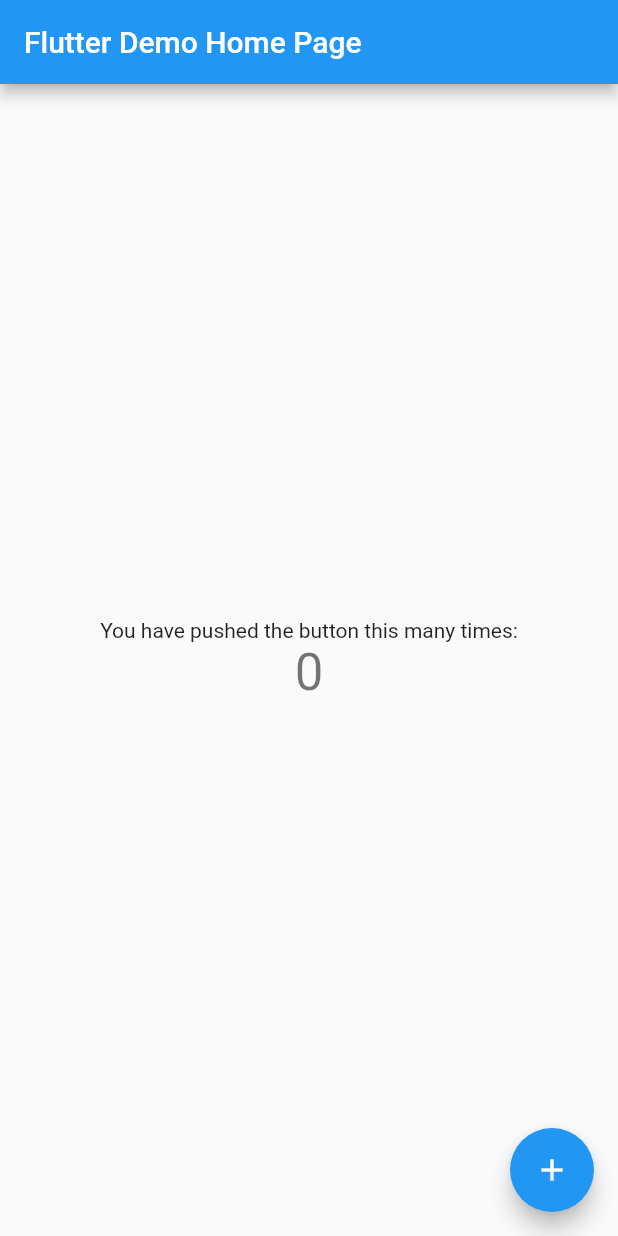
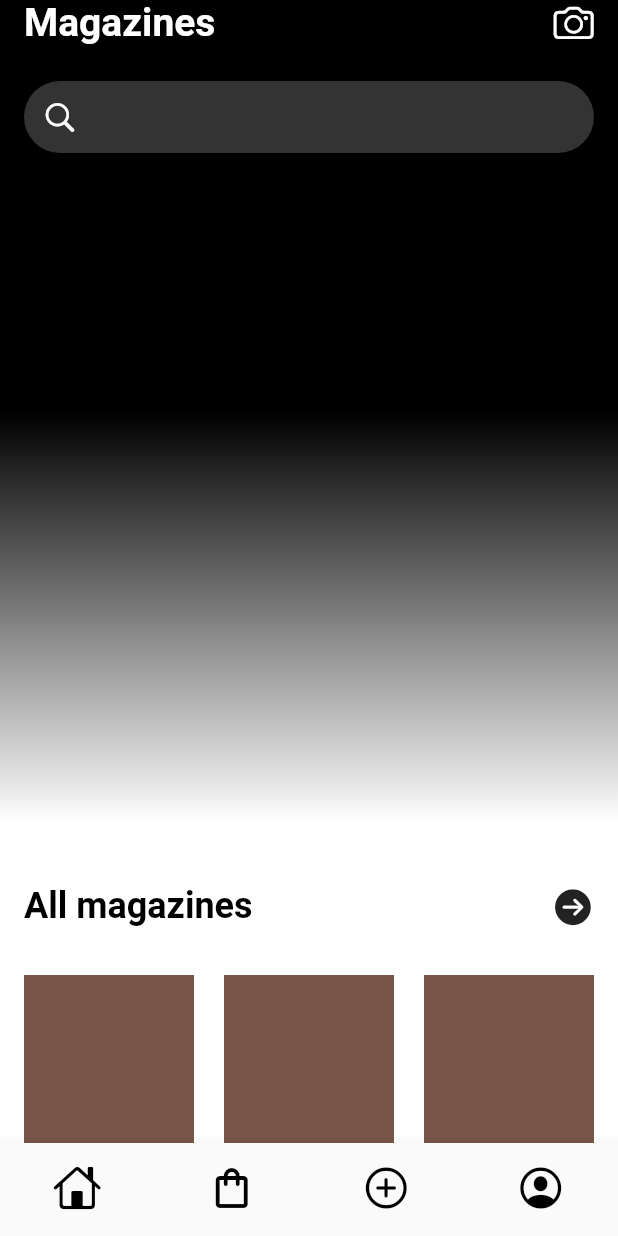
Before and after one commit to djamelrassem/flutter_magazine, a Flutter app: the screen it shows after launch, on a phone screen of 412 x 824 dp. Run offline on Flutter 3.47's test engine with Material 2 defaults, Android fonts, the phone set to English and light mode, and no system bars.

Commit message:
added bottom nav bar

```diff
--- a/lib/main.dart
+++ b/lib/main.dart
@@ -1,113 +1,11 @@
 import 'package:flutter/material.dart';
+import 'package:magazine/views/screens/home_page.dart';
 
 void main() {
-  runApp(MyApp());
+  runApp(
+    MaterialApp(
+      debugShowCheckedModeBanner: false,
+      home: HomePage(),
+    ),
+  );
 }
-
-class MyApp extends StatelessWidget {
-  // This widget is the root of your application.
-  @override
-  Widget build(BuildContext context) {
-    return MaterialApp(
-      title: 'Flutter Demo',
-      theme: ThemeData(
-        // This is the theme of your application.
-        //
-        // Try running your application with "flutter run". You'll see the
-        // application has a blue toolbar. Then, without quitting the app, try
-        // changing the primarySwatch below to Colors.green and then invoke
-        // "hot reload" (press "r" in the console where you ran "flutter run",
-        // or simply save your changes to "hot reload" in a Flutter IDE).
-        // Notice that the counter didn't reset back to zero; the application
-        // is not restarted.
-        primarySwatch: Colors.blue,
-      ),
-      home: MyHomePage(title: 'Flutter Demo Home Page'),
-    );
-  }
-}
-
-class MyHomePage extends StatefulWidget {
-  MyHomePage({Key? key, required this.title}) : super(key: key);
-
-  // This widget is the home page of your application. It is stateful, meaning
-  // that it has a State object (defined below) that contains fields that affect
-  // how it looks.
-
-  // This class is the configuration for the state. It holds the values (in this
-  // case the title) provided by the parent (in this case the App widget) and
-  // used by the build method of the State. Fields in a Widget subclass are
-  // always marked "final".
-
-  final String title;
-
-  @override
-  _MyHomePageState createState() => _MyHomePageState();
-}
-
-class _MyHomePageState extends State<MyHomePage> {
-  int _counter = 0;
-
-  void _incrementCounter() {
-    setState(() {
-      // This call to setState tells the Flutter framework that something has
-      // changed in this State, which causes it to rerun the build method below
-      // so that the display can reflect the updated values. If we changed
-      // _counter without calling setState(), then the build method would not be
-      // called again, and so nothing would appear to happen.
-      _counter++;
-    });
-  }
-
-  @override
-  Widget build(BuildContext context) {
-    // This method is rerun every time setState is called, for instance as done
-    // by the _incrementCounter method above.
-    //
-    // The Flutter framework has been optimized to make rerunning build methods
-    // fast, so that you can just rebuild anything that needs updating rather
-    // than having to individually change instances of widgets.
-    return Scaffold(
-      appBar: AppBar(
-        // Here we take the value from the MyHomePage object that was created by
-        // the App.build method, and use it to set our appbar title.
-        title: Text(widget.title),
-      ),
-      body: Center(
-        // Center is a layout widget. It takes a single child and positions it
-        // in the middle of the parent.
-        child: Column(
-          // Column is also a layout widget. It takes a list of children and
-          // arranges them vertically. By default, it sizes itself to fit its
-          // children horizontally, and tries to be as tall as its parent.
-          //
-          // Invoke "debug painting" (press "p" in the console, choose the
-          // "Toggle Debug Paint" action from the Flutter Inspector in Android
-          // Studio, or the "Toggle Debug Paint" command in Visual Studio Code)
-          // to see the wireframe for each widget.
-          //
-          // Column has various properties to control how it sizes itself and
-          // how it positions its children. Here we use mainAxisAlignment to
-          // center the children vertically; the main axis here is the vertical
-          // axis because Columns are vertical (the cross axis would be
-          // horizontal).
-          mainAxisAlignment: MainAxisAlignment.center,
-          children: <Widget>[
-            Text(
-              'You have pushed the button this many times:',
-            ),
-            Text(
-              '$_counter',
-              style: Theme.of(context).textTheme.headline4,
-            ),
-          ],
-        ),
-      ),
-      floatingActionButton: FloatingActionButton(
-        onPressed: _incrementCounter,
-        tooltip: 'Increment',
-        child: Icon(Icons.add),
-      ), // This trailing comma makes auto-formatting nicer for build methods.
-    );
-  }
-}
--- /dev/null
+++ b/lib/views/screens/home_page.dart
@@ -0,0 +1,172 @@
+import 'package:flutter/cupertino.dart';
+import 'package:flutter/material.dart';
+
+class HomePage extends StatelessWidget {
+  const HomePage({Key? key}) : super(key: key);
+
+  @override
+  Widget build(BuildContext context) {
+    return Container(
+      decoration: BoxDecoration(
+        gradient: LinearGradient(
+          begin: Alignment.topCenter,
+          end: Alignment.bottomCenter,
+          colors: [
+            Colors.black,
+            Colors.black,
+            Colors.white,
+            Colors.white,
+          ],
+        ),
+      ),
+      child: Scaffold(
+        backgroundColor: Colors.black.withOpacity(0),
+        body: SingleChildScrollView(
+          child: Column(
+            children: [
+              SizedBox(
+                height: MediaQuery.of(context).padding.top,
+              ),
+              Padding(
+                padding: const EdgeInsets.symmetric(horizontal: 16.0),
+                child: Column(
+                  children: [
+                    Row(
+                      mainAxisAlignment: MainAxisAlignment.spaceBetween,
+                      children: [
+                        Text(
+                          'Magazines',
+                          style: TextStyle(
+                              color: Colors.white,
+                              fontWeight: FontWeight.bold,
+                              fontSize: 26),
+                        ),
+                        Icon(
+                          CupertinoIcons.camera,
+                          size: 27,
+                          color: Colors.white,
+                        )
+                      ],
+                    ),
+                    Container(
+                      alignment: Alignment.centerLeft,
+                      margin: EdgeInsets.only(top: 24, bottom: 64),
+                      padding: EdgeInsets.all(12),
+                      width: double.infinity,
+                      decoration: BoxDecoration(
+                        borderRadius: BorderRadius.circular(100),
+                        color: Colors.white.withOpacity(0.2),
+                      ),
+                      child: Icon(
+                        CupertinoIcons.search,
+                        color: Colors.white,
+                      ),
+                    ),
+                  ],
+                ),
+              ),
+              SizedBox(
+                height: 360,
+              ),
+              Padding(
+                padding:
+                    const EdgeInsets.symmetric(horizontal: 16.0, vertical: 64),
+                child: Column(
+                  children: [
+                    Row(
+                      mainAxisAlignment: MainAxisAlignment.spaceBetween,
+                      children: [
+                        Text(
+                          'All magazines',
+                          style: TextStyle(
+                              color: Colors.black,
+                              fontWeight: FontWeight.bold,
+                              fontSize: 24),
+                        ),
+                        Icon(
+                          CupertinoIcons.arrow_right_circle_fill,
+                          size: 28,
+                        )
+                      ],
+                    ),
+                    SizedBox(
+                      height: 32,
+                    ),
+                    SizedBox(
+                      height: 120,
+                      child: Row(
+                        children: [
+                          Expanded(
+                            child: Container(
+                              color: Colors.brown,
+                            ),
+                          ),
+                          SizedBox(
+                            width: 20,
+                          ),
+                          Expanded(
+                            child: Container(
+                              color: Colors.brown,
+                            ),
+                          ),
+                          SizedBox(
+                            width: 20,
+                          ),
+                          Expanded(
+                            child: Container(
+                              color: Colors.brown,
+                            ),
+                          )
+                        ],
+                      ),
+                    )
+                  ],
+                ),
+              )
+            ],
+          ),
+        ),
+        bottomNavigationBar: BottomNavigationBar(
+          type: BottomNavigationBarType.fixed,
+          showSelectedLabels: false,
+          showUnselectedLabels: false,
+          enableFeedback: false,
+          items: [
+            BottomNavigationBarItem(
+              label: '',
+              icon: Icon(
+                CupertinoIcons.house,
+                color: Colors.black,
+                size: 32,
+              ),
+            ),
+            BottomNavigationBarItem(
+              label: '',
+              icon: Icon(
+                Icons.shopping_bag_outlined,
+                color: Colors.black,
+                size: 32,
+              ),
+            ),
+            BottomNavigationBarItem(
+              label: '',
+              icon: Icon(
+                CupertinoIcons.add_circled,
+                color: Colors.black,
+                size: 32,
+              ),
+            ),
+            BottomNavigationBarItem(
+              label: '',
+              icon: Icon(
+                CupertinoIcons.profile_circled,
+                color: Colors.black,
+                size: 32,
+              ),
+            )
+          ],
+        ),
+      ),
+    );
+  }
+}
```
Also changed, not shown: 1 other file.
